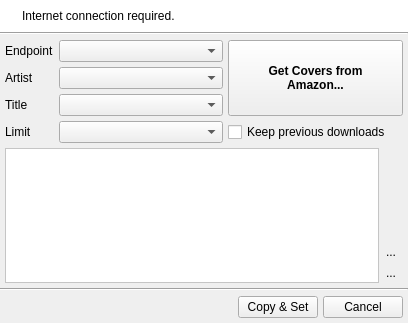
This is uman/src/QUAmazonArea.ui in UltraStar-Deluxe/UltraStar-Manager as Qt 5 draws it before an edit. The edited form follows.
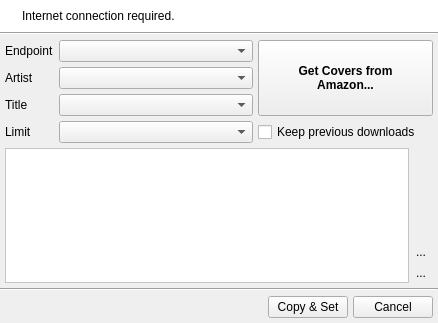
This is the edited form. Icons and pictures are not drawn.

```diff
--- a/uman/src/QUAmazonArea.ui
+++ b/uman/src/QUAmazonArea.ui
@@ -5,7 +5,7 @@
    <rect>
     <x>0</x>
     <y>0</y>
-    <width>408</width>
+    <width>438</width>
     <height>323</height>
    </rect>
   </property>
@@ -349,7 +349,7 @@
            <rect>
             <x>0</x>
             <y>0</y>
-            <width>367</width>
+            <width>397</width>
             <height>129</height>
            </rect>
           </property>
```
